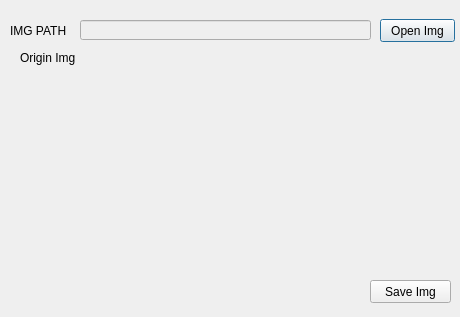
First picture: the form in bookmark.ui, repository Sihan-Son/checked_pattern_img_bookmark, before the edit.
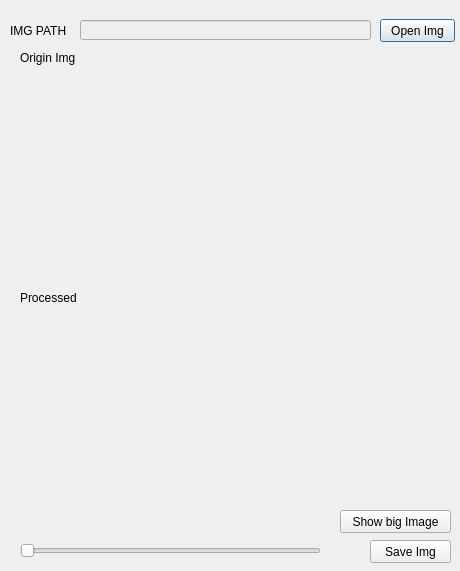
Second picture: the form after the edit.

Commit message: split the func and edit UI

The edit to the form file:
```diff
--- a/bookmark.ui
+++ b/bookmark.ui
@@ -7,7 +7,7 @@
     <x>0</x>
     <y>0</y>
     <width>460</width>
-    <height>317</height>
+    <height>571</height>
    </rect>
   </property>
   <property name="windowTitle">
@@ -72,7 +72,7 @@
    <property name="geometry">
     <rect>
      <x>370</x>
-     <y>280</y>
+     <y>540</y>
      <width>81</width>
      <height>23</height>
     </rect>
@@ -94,6 +94,77 @@
     <string/>
    </property>
   </widget>
+  <widget class="QLabel" name="lblOri2">
+   <property name="geometry">
+    <rect>
+     <x>20</x>
+     <y>310</y>
+     <width>421</width>
+     <height>201</height>
+    </rect>
+   </property>
+   <property name="text">
+    <string/>
+   </property>
+  </widget>
+  <widget class="QLabel" name="lbl_2">
+   <property name="geometry">
+    <rect>
+     <x>20</x>
+     <y>290</y>
+     <width>71</width>
+     <height>16</height>
+    </rect>
+   </property>
+   <property name="text">
+    <string>Processed</string>
+   </property>
+  </widget>
+  <widget class="QSlider" name="lvlSlider">
+   <property name="geometry">
+    <rect>
+     <x>20</x>
+     <y>540</y>
+     <width>301</width>
+     <height>22</height>
+    </rect>
+   </property>
+   <property name="minimum">
+    <number>30</number>
+   </property>
+   <property name="maximum">
+    <number>300</number>
+   </property>
+   <property name="orientation">
+    <enum>Qt::Horizontal</enum>
+   </property>
+  </widget>
+  <widget class="QLabel" name="lvlT">
+   <property name="geometry">
+    <rect>
+     <x>335</x>
+     <y>545</y>
+     <width>31</width>
+     <height>16</height>
+    </rect>
+   </property>
+   <property name="text">
+    <string/>
+   </property>
+  </widget>
+  <widget class="QPushButton" name="btnShow">
+   <property name="geometry">
+    <rect>
+     <x>340</x>
+     <y>510</y>
+     <width>111</width>
+     <height>23</height>
+    </rect>
+   </property>
+   <property name="text">
+    <string>Show big Image</string>
+   </property>
+  </widget>
  </widget>
  <resources/>
  <connections/>
```
The commit also changes 4 other files.
